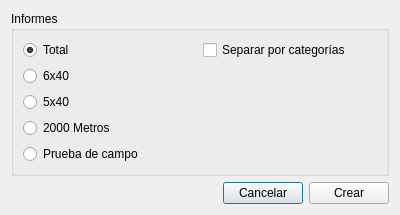
The window that reportsdialog.ui (jfjara/coach) describes before a commit, drawn with Qt 5.
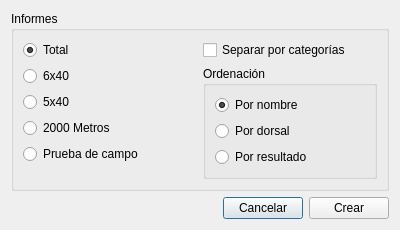
The same window after the commit.

```diff
--- a/reportsdialog.ui
+++ b/reportsdialog.ui
@@ -2,14 +2,26 @@
 <ui version="4.0">
  <class>ReportsDialog</class>
  <widget class="QDialog" name="ReportsDialog">
+  <property name="windowModality">
+   <enum>Qt::ApplicationModal</enum>
+  </property>
+  <property name="enabled">
+   <bool>true</bool>
+  </property>
   <property name="geometry">
    <rect>
     <x>0</x>
     <y>0</y>
     <width>400</width>
-    <height>199</height>
+    <height>209</height>
    </rect>
   </property>
+  <property name="sizePolicy">
+   <sizepolicy hsizetype="Preferred" vsizetype="Preferred">
+    <horstretch>0</horstretch>
+    <verstretch>0</verstretch>
+   </sizepolicy>
+  </property>
   <property name="windowTitle">
    <string>Dialog</string>
   </property>
@@ -85,6 +97,36 @@
          </widget>
         </item>
         <item>
+         <widget class="QGroupBox" name="groupBox_2">
+          <property name="title">
+           <string>Ordenación</string>
+          </property>
+          <layout class="QVBoxLayout" name="verticalLayout_4">
+           <item>
+            <widget class="QRadioButton" name="radioButtonOrderNombre">
+             <property name="text">
+              <string>Por nombre</string>
+             </property>
+             <property name="checked">
+              <bool>true</bool>
+             </property>
+            </widget>
+           </item>
+           <item>
+            <widget class="QRadioButton" name="radioButtonOrderDorsal">
+             <property name="text">
+              <string>Por dorsal</string>
+             </property>
+            </widget>
+           </item>
+           <item>
+            <widget class="QRadioButton" name="radioButtonOrderResultado">
+             <property name="text">
+              <string>Por resultado</string>
+             </property>
+            </widget>
+           </item>
+           <item>
          <spacer name="verticalSpacer_2">
           <property name="orientation">
            <enum>Qt::Vertical</enum>
@@ -96,6 +138,9 @@
            </size>
           </property>
          </spacer>
+           </item>
+          </layout>
+         </widget>
         </item>
        </layout>
       </item>
```
Left out of the diff: 5 changed lines with no effect on the pictures. Lines whose indentation alone changed are shown as unchanged.
